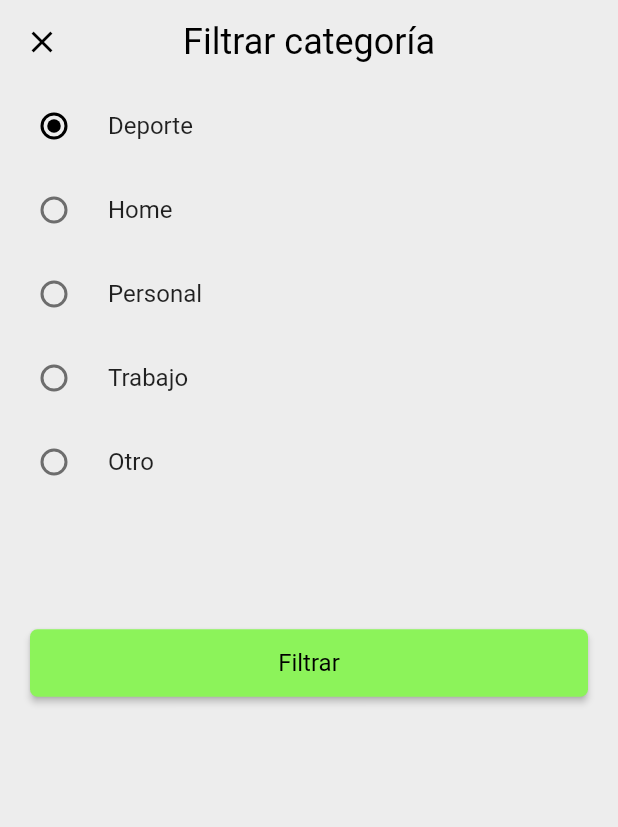
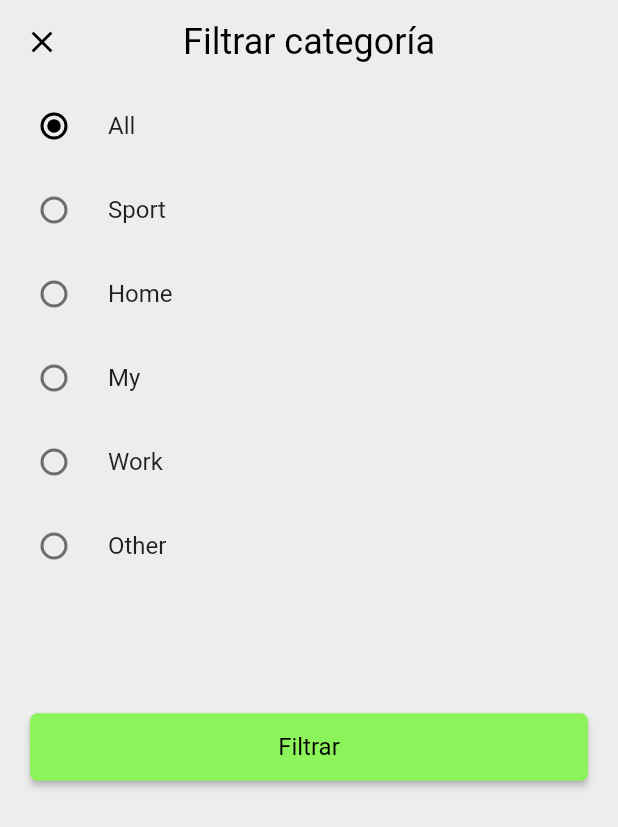
Before and after one commit to aeam88/take-a-note, a Flutter app: the screen it shows after launch, after a tap on the "filter list" icon, on a phone screen of 412 x 824 dp. Shown: the top 827 px of the screen. Run offline on Flutter 3.47's test engine with Material 2 defaults, Android fonts, the phone set to English and light mode, and no system bars; our stand-ins replace google_fonts, sqflite; missing offline and left inert: enum_to_string; accounts and stored records are empty.

Commit message:
Buscar todos

```diff
--- a/lib/main.dart
+++ b/lib/main.dart
@@ -14,6 +14,7 @@ class MyApp extends StatelessWidget {
       title: 'Take a Note',
       debugShowCheckedModeBanner: false,
       theme: ThemeData(
+        colorScheme: ColorScheme.light(primary: Colors.black),
         textTheme: TextTheme(
           headline5: GoogleFonts.redRose(),
           subtitle1: GoogleFonts.redRose(),
--- a/lib/models/note_model.dart
+++ b/lib/models/note_model.dart
@@ -1,6 +1,6 @@
 import 'package:enum_to_string/enum_to_string.dart';
 
-enum Categoria { deporte, home, personal, trabajo, otro }
+enum Categoria { all, sport, home, my, work, other }
 
 class Note {
   final int? id;
--- a/lib/screens/add_note_screen.dart
+++ b/lib/screens/add_note_screen.dart
@@ -1,4 +1,5 @@
 import 'package:enum_to_string/enum_to_string.dart';
+import 'package:flutter/foundation.dart';
 import 'package:flutter/material.dart';
 import 'package:take_a_note/models/note_model.dart';
 import 'package:take_a_note/services/database_service.dart';
@@ -33,7 +34,7 @@ class _AddNoteScreenState extends State<AddNoteScreen> {
       _note = Note(
         titulo: '',
         contenido: '',
-        categoria: Categoria.personal,
+        categoria: Categoria.my,
       );
     }
 
@@ -129,6 +130,7 @@ class _AddNoteScreenState extends State<AddNoteScreen> {
                   icon: const Icon(Icons.arrow_drop_down_sharp),
                   iconSize: 22.0,
                   items: Categoria.values
+                      .where((element) => element != Categoria.all)
                       .map(
                         (categoria) => DropdownMenuItem(
                           value: categoria,
@@ -141,7 +143,12 @@ class _AddNoteScreenState extends State<AddNoteScreen> {
                       )
                       .toList(),
                   style: const TextStyle(fontSize: 16.0),
-                  decoration: const InputDecoration(labelText: 'Categoría'),
+                  decoration: const InputDecoration(
+                    labelText: 'Categoría',
+                    focusedBorder: UnderlineInputBorder(
+                      borderSide: BorderSide(color: Colors.black),
+                    ),
+                  ),
                   onChanged: (value) =>
                       setState(() => _note = _note!.copyWith(categoria: value)),
                 ),
--- a/lib/screens/filter_note_sceen.dart
+++ b/lib/screens/filter_note_sceen.dart
@@ -12,7 +12,7 @@ class FilterNoteScreen extends StatefulWidget {
 }
 
 class _FilterNoteScreenState extends State<FilterNoteScreen> {
-  Categoria? _selectCat = Categoria.deporte;
+  Categoria? _selectCat = Categoria.all;
 
   @override
   Widget build(BuildContext context) {
@@ -35,9 +35,20 @@ class _FilterNoteScreenState extends State<FilterNoteScreen> {
         body: Column(
           children: [
             RadioListTile(
-              title: Text('Deporte'),
+              title: Text('All'),
               activeColor: Colors.black,
-              value: Categoria.deporte,
+              value: Categoria.all,
+              groupValue: _selectCat,
+              onChanged: (Categoria? value) {
+                setState(() {
+                  _selectCat = value;
+                });
+              },
+            ),
+            RadioListTile(
+              title: Text('Sport'),
+              activeColor: Colors.black,
+              value: Categoria.sport,
               groupValue: _selectCat,
               onChanged: (Categoria? value) {
                 setState(() {
@@ -57,9 +68,9 @@ class _FilterNoteScreenState extends State<FilterNoteScreen> {
               },
             ),
             RadioListTile(
-              title: Text('Personal'),
+              title: Text('My'),
               activeColor: Colors.black,
-              value: Categoria.personal,
+              value: Categoria.my,
               groupValue: _selectCat,
               onChanged: (Categoria? value) {
                 setState(() {
@@ -68,9 +79,9 @@ class _FilterNoteScreenState extends State<FilterNoteScreen> {
               },
             ),
             RadioListTile(
-              title: Text('Trabajo'),
+              title: Text('Work'),
               activeColor: Colors.black,
-              value: Categoria.trabajo,
+              value: Categoria.work,
               groupValue: _selectCat,
               onChanged: (Categoria? value) {
                 setState(() {
@@ -79,9 +90,9 @@ class _FilterNoteScreenState extends State<FilterNoteScreen> {
               },
             ),
             RadioListTile(
-              title: Text('Otro'),
+              title: Text('Other'),
               activeColor: Colors.black,
-              value: Categoria.otro,
+              value: Categoria.other,
               groupValue: _selectCat,
               onChanged: (Categoria? value) {
                 setState(() {
--- a/lib/services/database_service.dart
+++ b/lib/services/database_service.dart
@@ -54,6 +54,9 @@ class DatabaseService {
 
   Future<List<Note>> getFilterNotes({String? filtro}) async {
     final db = await this.db;
+
+    if (filtro == 'all') return getAllNotes();
+
     final notesData = await db.query(_notesTable,
         where: '$_colCategoria = ?',
         whereArgs: [filtro],
```
Also changed, not shown: 1 other file.
